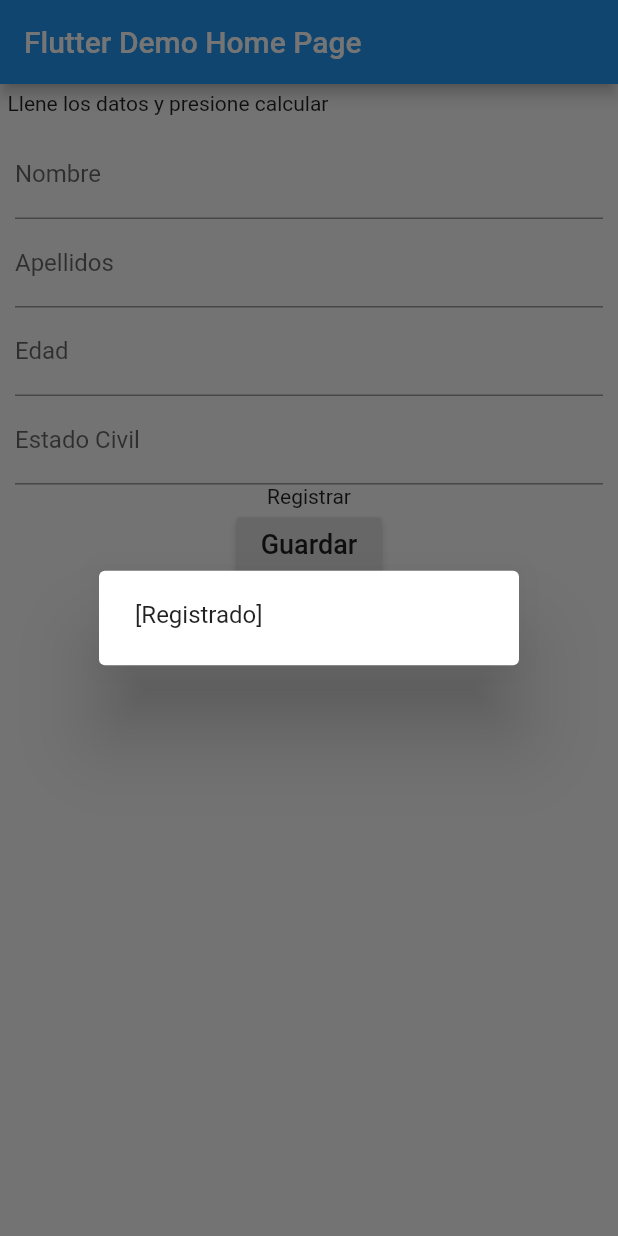
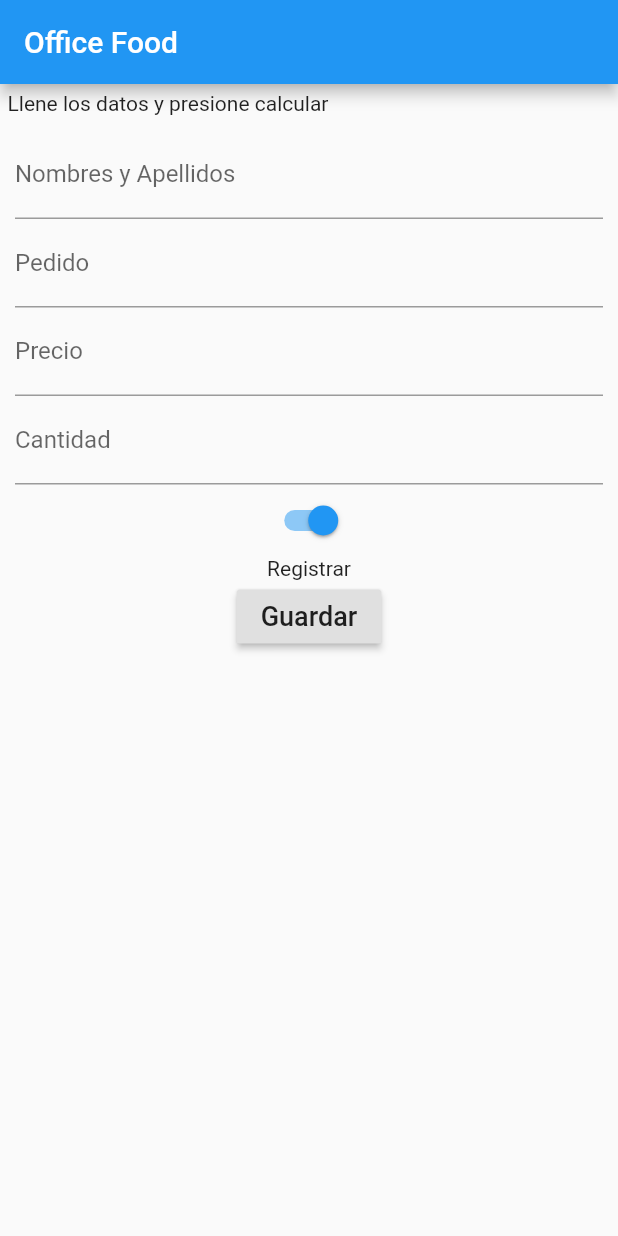
Before and after one commit to Zambrano777/Cl1_MovilesII, a Flutter app: the MyHomePage screen opened directly, after a tap on "Guardar", on a phone screen of 412 x 824 dp. Run offline on Flutter 3.47's test engine with Material 2 defaults, Android fonts, the phone set to English and light mode, and no system bars; Roboto replaces fonts that are missing (rbold).

Commit message:
feature: Se actualiza repositorio para segunda evaluacion

```diff
--- a/flutter_application_1/lib/main.dart
+++ b/flutter_application_1/lib/main.dart
@@ -13,18 +13,28 @@ class MyApp extends StatelessWidget {
   @override
   Widget build(BuildContext context) {
     return MaterialApp(
-      title: 'Flutter Demo',
+      title: 'Office Food',
       theme: ThemeData(
         primarySwatch: Colors.blue,
       ),
-      home: const MyHomePage(title: 'Flutter Demo Home Page'),
+      home: MyHomePage(title: 'Office Food'),
     );
   }
 }
 
+// ignore: must_be_immutable
 class MyHomePage extends StatefulWidget {
-  const MyHomePage({Key? key, required this.title}) : super(key: key);
+  MyHomePage({Key? key, required this.title}) : super(key: key);
   final String title;
+
+  String nombre = "";
+  String pedido = "";
+  double precio = 0;
+  double cantidad = 0;
+  bool isSwichet = true;
+  String mensaje = "";
+  double total = 0;
+  double descuento = 0;
 
   @override
   State<MyHomePage> createState() => _MyHomePageState();
@@ -35,6 +45,34 @@ class _MyHomePageState extends State<MyHomePage> {
   final controlador2 = TextEditingController();
   final controlador3 = TextEditingController();
   final controlador4 = TextEditingController();
+
+  void calcular() {
+    setState(() {
+      widget.precio = double.parse(controlador3.text);
+      widget.cantidad = double.parse(controlador4.text);
+
+      if(widget.precio > 500){
+          widget.total = (widget.cantidad * widget.precio);
+          widget.total = widget.total - (widget.total * 0.05);
+          widget.descuento = (widget.total * 0.05);
+          widget.mensaje = "El total a pagar es: " + widget.total.toString() + " y Descuento es: " + widget.descuento.toString();
+      }else if(widget.isSwichet){
+          widget.total = (widget.cantidad * widget.precio);
+          widget.total = widget.total + 20;
+          widget.mensaje = "El total a pagar es: " + widget.total.toString();
+      }else if (widget.isSwichet && widget.precio > 500) {
+        widget.total = (widget.cantidad * widget.precio);
+        widget.total = widget.total + 20;
+        widget.total = widget.total - (widget.total * 0.05);
+        widget.descuento = (widget.total * 0.05);
+        widget.mensaje = "El total a pagar es: " + widget.total.toString() + " y Descuento es: " + widget.descuento.toString();
+      }else{
+        widget.total = (widget.cantidad * widget.precio);
+        widget.mensaje = "El total a pagar es: " + widget.total.toString();
+      }
+    });
+  }
+
   void _showAlert(String value) {
     AlertDialog dialog = new AlertDialog(
       content: new Text(value),
@@ -62,21 +100,38 @@ class _MyHomePageState extends State<MyHomePage> {
                 TextField(
                     controller: controlador1,
                     decoration: const InputDecoration(
-                        hintText: "Ingresar Nombres", labelText: "Nombre")),
+                        hintText: "Ingresar Nombres y Apellidos",
+                        labelText: "Nombres y Apellidos",
+                        )),
                 TextField(
                     controller: controlador2,
                     decoration: const InputDecoration(
-                        hintText: "Ingresar Apellidos",
-                        labelText: "Apellidos")),
+                        hintText: "Ingresar Pedido",
+                        labelText: "Pedido",
+                       )),
                 TextField(
                     controller: controlador3,
+                    keyboardType:
+                        const TextInputType.numberWithOptions(decimal: true),
                     decoration: const InputDecoration(
-                        hintText: "Ingresar Edad", labelText: "Edad")),
+                        hintText: "Ingresar Precio",
+                        labelText: "Precio",
+                      )),
                 TextField(
                     controller: controlador4,
+                    keyboardType:
+                        const TextInputType.numberWithOptions(decimal: true),
                     decoration: const InputDecoration(
-                        hintText: "Ingresar Estado Civil",
-                        labelText: "Estado Civil")),
+                        hintText: "Ingresar Cantidad",
+                        labelText: "Cantidad",
+                       )),
+                Switch(value: widget.isSwichet, onChanged: (bool s){
+                  setState(() {
+                    widget.isSwichet = s;
+
+                  });
+                }),
+
                 const Text("Registrar"),
                 // ignore: deprecated_member_use
                 RaisedButton(
@@ -85,11 +140,12 @@ class _MyHomePageState extends State<MyHomePage> {
                     style: TextStyle(fontSize: 18, fontFamily: "rbold"),
                   ),
                   onPressed: () {
-                     controlador1.clear();
-                     controlador2.clear();
-                     controlador3.clear();
-                     controlador4.clear();
-                    _showAlert("[Registrado]");
+                    calcular();
+                    _showAlert(widget.mensaje);
+                    controlador1.clear();
+                    controlador2.clear();
+                    controlador3.clear();
+                    controlador4.clear();
                   },
                 )
               ],
```
